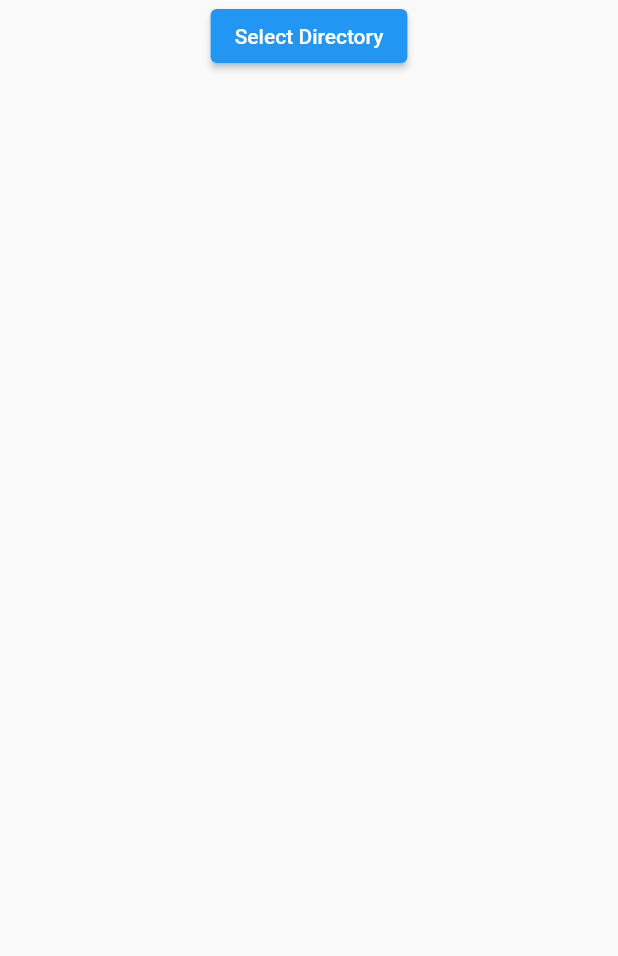
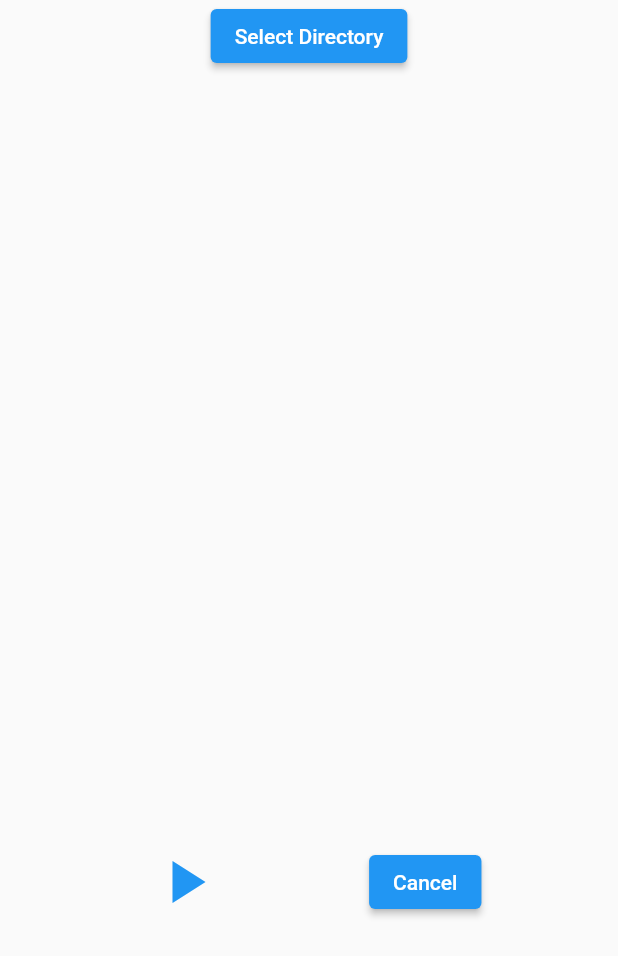
Before and after one commit to cadot-eu/Flutter-audioplayer, a Flutter app: the screen it shows after launch, on a phone screen of 412 x 824 dp. Shown: the top 956 px of the screen. Run offline on Flutter 3.47's test engine with Material 2 defaults, Android fonts, the phone set to English and light mode, and no system bars; missing offline and left inert: file_selector.

Commit message:
button play

```diff
--- a/lib/main.dart
+++ b/lib/main.dart
@@ -1,5 +1,4 @@
 import 'dart:io';
-
 import 'package:file_selector/file_selector.dart';
 import 'package:flutter/material.dart';
 import 'package:path/path.dart' as p;
@@ -58,7 +57,6 @@ class _MyHomePageState extends State<MyHomePage> {
                       repertoire = p.dirname(file.path);
                       files = Directory(repertoire).listSync();
                       files.sort((a, b) => a.path.compareTo(b.path));
-                      print(files);
                     }
                   });
                 },
@@ -68,20 +66,43 @@ class _MyHomePageState extends State<MyHomePage> {
               ),
             ),
             //view list files
-            ListView.builder(
+            SizedBox(
+              height: 500,
+              child: ListView.separated(
+                separatorBuilder: (context, index) => Divider(
+                  color: Colors.grey,
+                ),
                 scrollDirection: Axis.vertical,
                 shrinkWrap: true,
                 itemCount: files.length,
                 itemBuilder: (BuildContext context, int index) {
                   return Padding(
-                  padding: const EdgeInsets.all(1.0),
+                    padding: const EdgeInsets.all(.5),
                     child: Container(
                         width: double.infinity,
-                    color: Theme.of(context).primaryColorLight,
-                    child: Text(files[index].path.split('/').last),
-                  ),
+                        color: Colors.white,
+                        child: Text(files[index].path.split('/').last)),
                   );
                 },
+              ),
+            ),
+            ButtonBar(
+              alignment: MainAxisAlignment.spaceEvenly,
+              children: <Widget>[
+                IconButton(
+                    icon: Icon(Icons.play_arrow),
+                    iconSize: 48,
+                    color: Theme.of(context).primaryColor,
+                    onPressed: () {
+                      play();
+                    }),
+                ElevatedButton(
+                  child: Text('Cancel'),
+                  onPressed: () {
+                    // To do
+                  },
+                ),
+              ],
             ),
           ],
         ),
@@ -89,3 +110,7 @@ class _MyHomePageState extends State<MyHomePage> {
     );
   }
 }
+
+play() {
+  print('play');
+}
```
Lines whose indentation alone changed are shown as unchanged.
